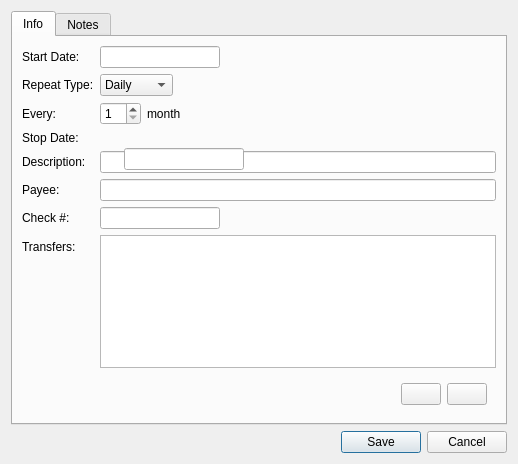
Qt form qt/ui/schedule_panel.ui (Mouchnino/moneyguru) before a commit.
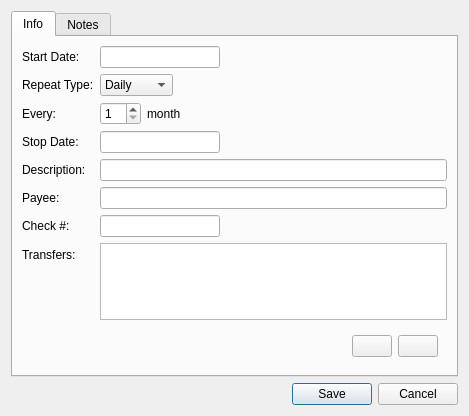
The same form after that commit. Icons and pictures are not drawn. Custom widgets are drawn as their Qt base class.

Commit message: In Qt, tweaked transaction/schedule panels for Windows.

What changed in the file:
```diff
--- a/qt/ui/schedule_panel.ui
+++ b/qt/ui/schedule_panel.ui
@@ -6,8 +6,8 @@
    <rect>
     <x>0</x>
     <y>0</y>
-    <width>518</width>
-    <height>464</height>
+    <width>469</width>
+    <height>416</height>
    </rect>
   </property>
   <property name="windowTitle">
@@ -244,16 +244,8 @@
          </layout>
         </widget>
        </item>
-      </layout>
+       <item row="3" column="1">
       <widget class="DateEdit" name="stopDateEdit">
-       <property name="geometry">
-        <rect>
-         <x>111</x>
-         <y>111</y>
-         <width>120</width>
-         <height>22</height>
-        </rect>
-       </property>
        <property name="maximumSize">
         <size>
          <width>120</width>
@@ -261,6 +253,8 @@
         </size>
        </property>
       </widget>
+       </item>
+      </layout>
      </widget>
      <widget class="QWidget" name="tab_3">
       <attribute name="title">
```
Left out of the diff: 3 changed lines with no effect on the pictures. Lines whose indentation alone changed are shown as unchanged. The commit also changes 1 other file.
